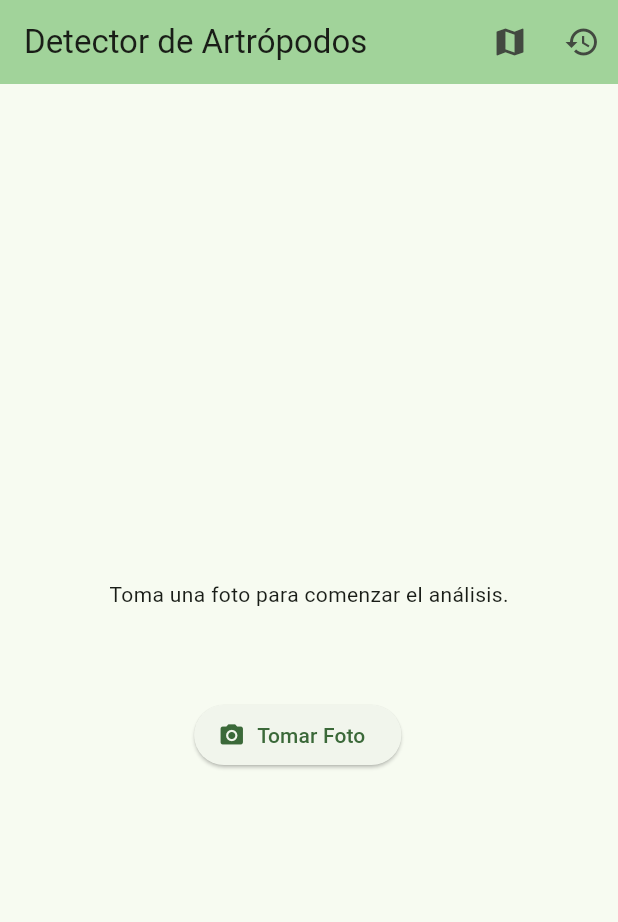
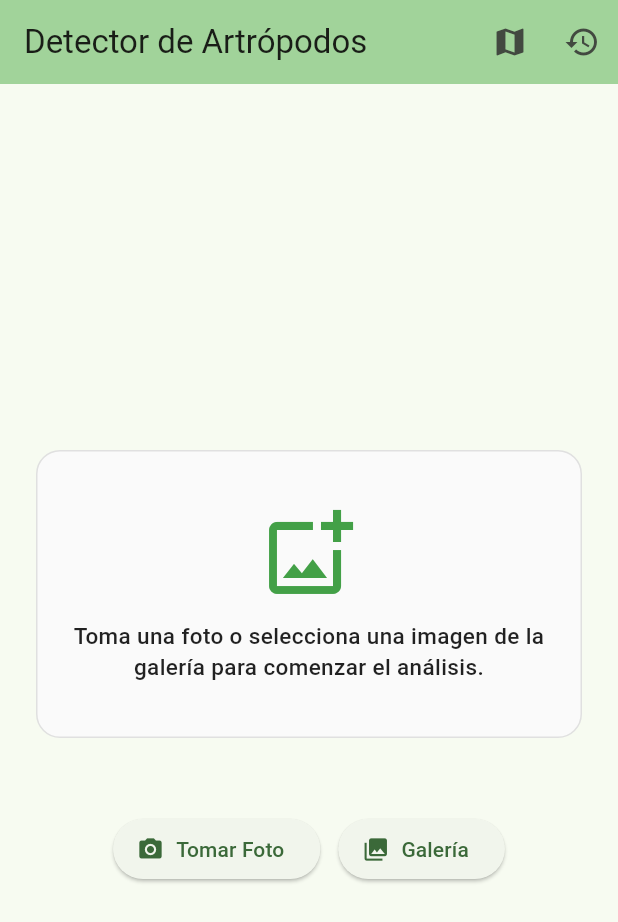
Before and after one commit to juandelml/app_artropodos, a Flutter app: the screen it shows after launch, on a phone screen of 412 x 824 dp. Shown: the top 922 px of the screen. Run offline on Flutter 3.47's test engine with Material 3 defaults, Android fonts, the phone set to English and light mode, and no system bars; our stand-ins replace flutter_map, geolocator, image_picker, latlong2; missing offline and left inert: flutter_map_marker_cluster.

Commit message:
feat: implement responsive drawing of bounding boxes with labels and add image gallery selection support

```diff
--- a/lib/main.dart
+++ b/lib/main.dart
@@ -1,7 +1,6 @@
 import 'dart:io';
 import 'dart:async';
 import 'package:flutter/material.dart';
-import 'package:flutter/services.dart';
 import 'package:image_picker/image_picker.dart';
 import 'package:geolocator/geolocator.dart';
 import 'servicios/api_service.dart';
@@ -99,12 +98,12 @@ class _PantallaPrincipalState extends State<PantallaPrincipal> {
     }
   }
 
-  // Función para capturar la imagen
-  Future<void> _tomarFoto() async {
-    final XFile? foto = await _picker.pickImage(source: ImageSource.camera);
+  // Función para seleccionar la imagen (desde cámara o galería)
+  Future<void> _seleccionarImagen(ImageSource origen) async {
+    try {
+      final XFile? foto = await _picker.pickImage(source: origen);
 
       if (foto != null) {
-      try {
         // Leemos los píxeles reales de la imagen de forma asincrónica
         final bytes = await foto.readAsBytes();
 
@@ -125,15 +124,18 @@ class _PantallaPrincipalState extends State<PantallaPrincipal> {
             _indicesVisibles.clear(); // Limpiamos las selecciones
           });
         }
+      }
     } catch (e) {
       if (mounted) {
         ScaffoldMessenger.of(context).showSnackBar(
-            SnackBar(content: Text('Error al procesar imagen: $e')),
+          SnackBar(content: Text('Error al seleccionar imagen: $e')),
         );
       }
     }
   }
-  }
+
+  Future<void> _tomarFoto() => _seleccionarImagen(ImageSource.camera);
+  Future<void> _seleccionarDeGaleria() => _seleccionarImagen(ImageSource.gallery);
 
   // Función para enviar la imagen a Django
   Future<void> _analizarImagen() async {
@@ -244,9 +246,33 @@ class _PantallaPrincipalState extends State<PantallaPrincipal> {
                   imgAlto: _imgAlto!,
                 )
               else
-                const Padding(
-                  padding: EdgeInsets.all(40.0),
-                  child: Text('Toma una foto para comenzar el análisis.'),
+                Padding(
+                  padding: const EdgeInsets.symmetric(horizontal: 24.0, vertical: 30.0),
+                  child: Container(
+                    width: double.infinity,
+                    padding: const EdgeInsets.symmetric(vertical: 36.0, horizontal: 20.0),
+                    decoration: BoxDecoration(
+                      color: Colors.grey.shade50,
+                      borderRadius: BorderRadius.circular(16),
+                      border: Border.all(color: Colors.grey.shade300),
+                    ),
+                    child: Column(
+                      mainAxisSize: MainAxisSize.min,
+                      children: [
+                        Icon(Icons.add_photo_alternate_outlined, size: 64, color: Colors.green.shade600),
+                        const SizedBox(height: 12),
+                        const Text(
+                          'Toma una foto o selecciona una imagen de la galería para comenzar el análisis.',
+                          textAlign: TextAlign.center,
+                          style: TextStyle(
+                            fontSize: 15,
+                            fontWeight: FontWeight.w500,
+                            color: Colors.black87,
+                          ),
+                        ),
+                      ],
+                    ),
+                  ),
                 ),
 
               // 2. Botón flotante (Chip) para activar/desactivar la caja
@@ -300,27 +326,37 @@ class _PantallaPrincipalState extends State<PantallaPrincipal> {
               const SizedBox(height: 10),
 
               // 4. Botones principales
-              Row(
-                mainAxisAlignment: MainAxisAlignment.center,
+              Wrap(
+                spacing: 12,
+                runSpacing: 10,
+                alignment: WrapAlignment.center,
                 children: [
                   ElevatedButton.icon(
                     onPressed: _cargando ? null : _tomarFoto,
                     icon: const Icon(Icons.camera_alt),
                     label: const Text('Tomar Foto'),
                   ),
-                  const SizedBox(width: 15),
-                  if (_imagenSeleccionada != null)
+                  ElevatedButton.icon(
+                    onPressed: _cargando ? null : _seleccionarDeGaleria,
+                    icon: const Icon(Icons.photo_library),
+                    label: const Text('Galería'),
+                  ),
+                ],
+              ),
+
+              if (_imagenSeleccionada != null) ...[
+                const SizedBox(height: 14),
                 ElevatedButton.icon(
                   onPressed: _cargando ? null : _analizarImagen,
                   icon: const Icon(Icons.search),
-                      label: const Text('Analizar'),
+                  label: const Text('Analizar', style: TextStyle(fontSize: 16)),
                   style: ElevatedButton.styleFrom(
                     backgroundColor: Colors.green.shade700,
                     foregroundColor: Colors.white,
+                    padding: const EdgeInsets.symmetric(horizontal: 28, vertical: 12),
                   ),
                 ),
               ],
-              ),
 
               const SizedBox(height: 20),
 
--- a/lib/servicios/api_service.dart
+++ b/lib/servicios/api_service.dart
@@ -3,8 +3,17 @@ import 'dart:io';
 import 'package:http/http.dart' as http;
 
 class ApiService {
-  // IP
-  static const String baseUrlHost = 'http://10.13.100.97:8000';
+  // ==========================================
+  // CONFIGURACIÓN DE CONEXIÓN AL BACKEND
+  // ==========================================
+  // Opción 1: Emulador de Android (10.0.2.2 redirige automáticamente al localhost de tu Mac)
+  static const String baseUrlHost = 'http://10.0.2.2:8000';
+
+  // Opción 2: Celular físico (debe estar conectado a la misma red Wi-Fi que tu Mac)
+  // Nota: Si cambias de red Wi-Fi, obtén tu IP con 'ipconfig getifaddr en0' en la terminal
+  // static const String baseUrlHost = 'http://10.13.100.150:8000';
+  // ==========================================
+
   static const String _baseUrl = '$baseUrlHost/api/clasificar/';
   static const String _historialUrl = '$baseUrlHost/api/historial/';
 
```
Also changed, not shown: lib/lienzo_deteccion.dart (+122 -17 lines), lib/pantalla_detalle_deteccion.dart (+8 -6 lines), 1 other file. Lines whose indentation alone changed are shown as unchanged.
